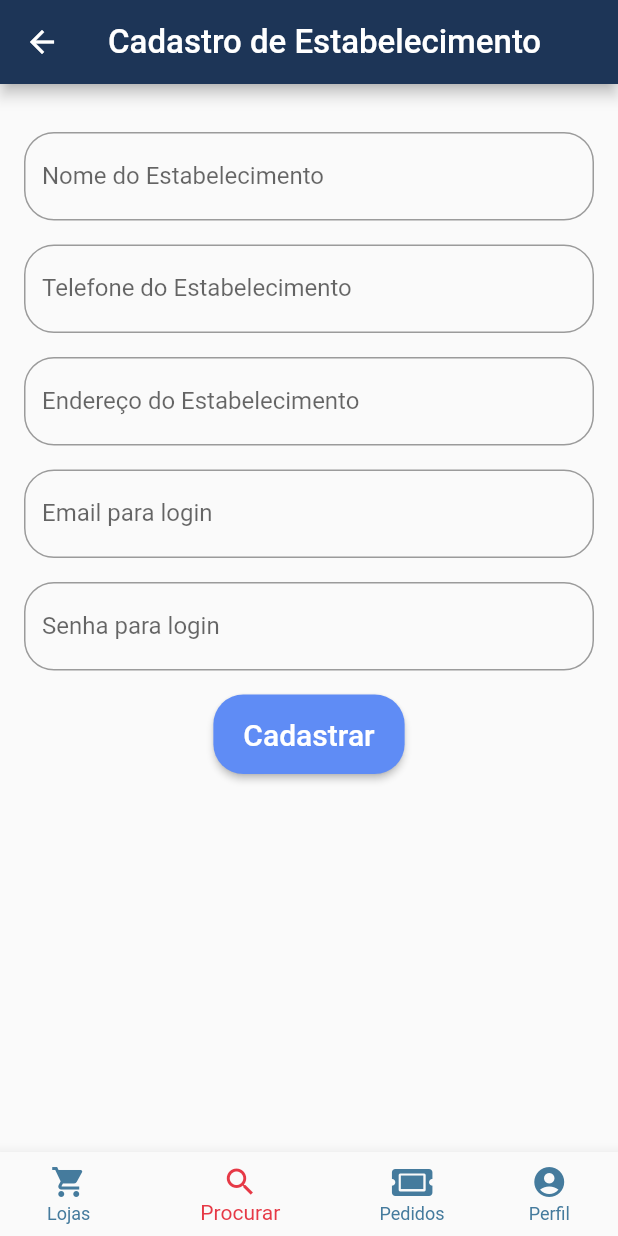
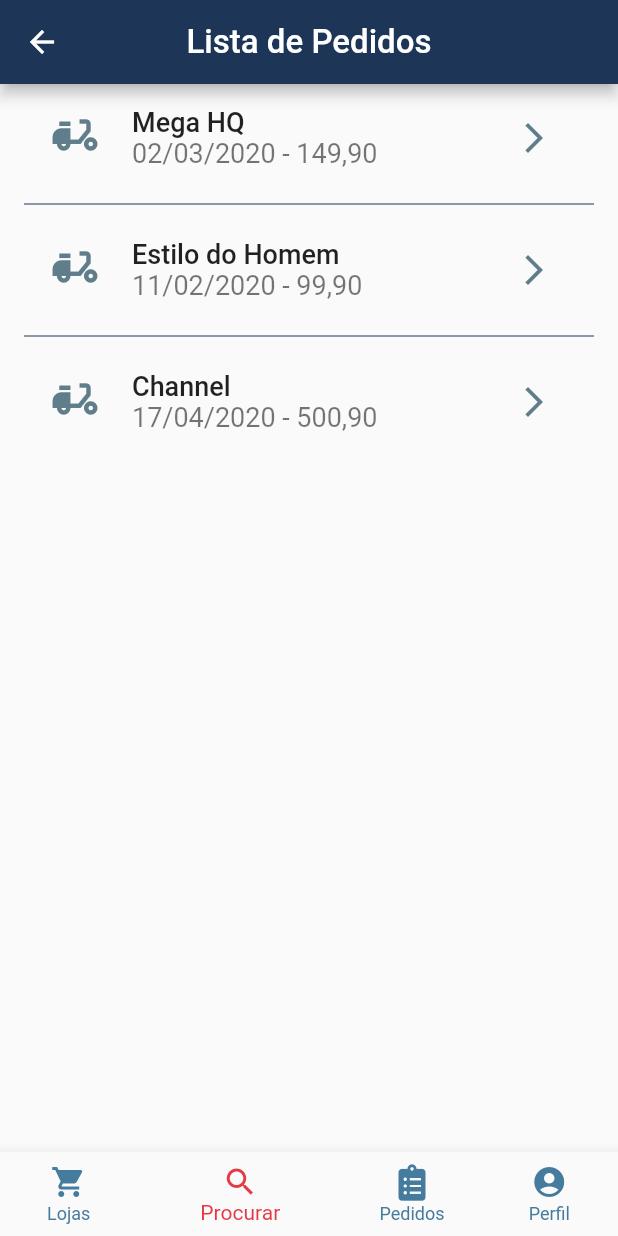
Before and after one commit to fonseca741/9794-AS, a Flutter app: the ViewHome screen opened by its route, item 2 of the bottom bar chosen, on a phone screen of 412 x 824 dp. Run offline on Flutter 3.47's test engine with Material 2 defaults, Android fonts, the phone set to English and light mode, and no system bars; our stand-ins replace font_awesome_flutter, rflutter_alert.

Commit message:
Nova branch 'limpa'

```diff
--- /dev/null
+++ b/lib/components/tilePedidos.dart
@@ -0,0 +1,45 @@
+import 'package:flutter/material.dart';
+import 'package:font_awesome_flutter/font_awesome_flutter.dart';
+import 'package:iclothes/models/pedido.dart';
+import 'package:iclothes/routes/app_routes.dart';
+
+class TilePedido extends StatelessWidget {
+  final Pedido pedido;
+
+  static const _finalizado = ImageIcon(
+    AssetImage('lib/assets/delivered.png'),
+    size: 36,
+    color: Colors.lightGreen,
+  );
+  static const _entrega = Icon(
+    Icons.delivery_dining,
+    color: Colors.blueGrey,
+    size: 36,
+  );
+  static const _confirmado =
+      FaIcon(FontAwesomeIcons.checkCircle, color: Colors.green, size: 36);
+  static const _cancelado =
+      FaIcon(FontAwesomeIcons.timesCircle, color: Colors.red, size: 36);
+
+  const TilePedido(this.pedido);
+
+  @override
+  Widget build(BuildContext context) {
+    return ListTile(
+      leading: _entrega,
+      title: Text(pedido.estabelecimentoCompra,
+          style: TextStyle(fontSize: 18, fontWeight: FontWeight.w500)),
+      subtitle: Text(pedido.dataCompra + ' - ' + pedido.valorPedido,
+          style: TextStyle(fontSize: 18)),
+      trailing: IconButton(
+        icon: Icon(
+          Icons.arrow_forward_ios,
+          color: Colors.blueGrey,
+        ),
+        onPressed: () => {},
+        //Juntar com a parte do Pedro
+        //onPressed: () => {Navigator.of(context).pushNamed(AppRoutes.PEDIDOS, arguments: pedido)},
+      ),
+    );
+  }
+}
--- a/lib/data/dummy_estabelecimentos.dart
+++ b/lib/data/dummy_estabelecimentos.dart
@@ -4,29 +4,50 @@ const ESTABELECIMENTOS = {
   '1': const Estabelecimento(
       id: '1',
       nome: 'Brechó da Silvia',
+      descricao: 'Aqui você encontra camisetas e camisas a preço de custo!',
+      urlFoto: '',
       telefone: '44998765432',
       endereco: 'Rua da Avenida do Bairro',
       email: 'brecho_silvia@123mai.com',
-      senha: '123'),
+      senha: '123',
+      cnpj: '72.054.947/0001-96',
+      categorias: ['Roupa', 'Social'],
+      regraEstabelecimento: 'Diferente do Zé, eu devolvo tudo certinho, viu?!'),
   '2': const Estabelecimento(
       id: '2',
       nome: 'Brechó do Zé',
+      descricao: 'Meu brechó é melhor que o da Silvia',
+      urlFoto: '',
       telefone: '44923456789',
       endereco: 'Avenida da Rua do Bairro',
       email: 'brecho_ze@123mai.com',
-      senha: '321'),
+      senha: '321',
+      cnpj: '69.183.913/0001-97',
+      categorias: ['Roupa', 'Sapato'],
+      regraEstabelecimento:
+          'Posso demorar pra dar a grana, mas a Silvia nem isso faz..'),
   '3': const Estabelecimento(
       id: '3',
       nome: 'Le Modas',
+      descricao: 'Aqui é só moda da internet',
+      urlFoto: '',
       telefone: '44955553333',
       endereco: 'Avenida Brasil 3213',
       email: 'le_modas@123mai.com',
-      senha: '123'),
+      senha: '123',
+      cnpj: '20.601.713/0001-18',
+      categorias: ['Sapato', 'Roupa', 'Social'],
+      regraEstabelecimento: 'Devolvo só recebendo o produto antes!'),
   '4': const Estabelecimento(
       id: '4',
       nome: 'Le Modas Esportivo',
+      descricao: 'Aqui era pra ser esportivo mas tem bolsa',
+      urlFoto: '',
       telefone: '44933335555',
       endereco: 'Avenida Colombo 3213',
       email: 'le_modas_esportivo@123mai.com',
-      senha: '123'),
+      senha: '123',
+      cnpj: '85.308.203/0001-00',
+      categorias: ['Acessório', 'Bolsa'],
+      regraEstabelecimento: 'Devolver produto? Que isso???'),
 };
--- /dev/null
+++ b/lib/data/dummy_pedidos.dart
@@ -0,0 +1,34 @@
+import 'package:iclothes/models/pedido.dart';
+
+const PEDIDOS = {
+  '1': const Pedido(
+    id: '1',
+    nomeUsuario: 'Roberto de Assis',
+    produtoCompra: ['Camisa do Homem Aranha', 'Fronha do Batman'],
+    estabelecimentoCompra: 'Mega HQ',
+    valorPedido: '149,90',
+    formaEntrega: 'Entrega na Residencia',
+    formaPagamento: 'Pagamento Online',
+    dataCompra: '02/03/2020',
+  ),
+  '2': const Pedido(
+    id: '2',
+    nomeUsuario: 'Gustavo da Silva',
+    produtoCompra: ['Shorts Stylish', 'Meia Três Quartos'],
+    estabelecimentoCompra: 'Estilo do Homem',
+    valorPedido: '99,90',
+    formaEntrega: 'Entrega na Residencia',
+    formaPagamento: 'Pagamento na Entrega',
+    dataCompra: '11/02/2020',
+  ),
+  '3': const Pedido(
+    id: '3',
+    nomeUsuario: 'Amanda Rodrigues',
+    produtoCompra: ['Vestido longo', 'Blusinha Florida', 'Shorts barra alta'],
+    estabelecimentoCompra: 'Channel',
+    valorPedido: '500,90',
+    formaEntrega: 'Entrega na Residencia',
+    formaPagamento: 'Pagamento Online',
+    dataCompra: '17/04/2020',
+  ),
+};
--- a/lib/main.dart
+++ b/lib/main.dart
@@ -1,4 +1,5 @@
 import 'package:flutter/material.dart';
+import 'package:iclothes/provider/providerPedidos.dart';
 import 'package:iclothes/routes/app_routes.dart';
 import 'package:iclothes/views/cadastroEstabelecimentos.dart';
 import 'package:iclothes/views/listaEstabelecimentos.dart';
@@ -24,6 +25,9 @@ class _MyAppState extends State<MyApp> {
       providers: [
         ChangeNotifierProvider(
           create: (context) => ProviderEstabelecimentos(),
+        ),
+        ChangeNotifierProvider(
+          create: (context) => ProviderPedidos(),
         )
       ],
       child: MaterialApp(
@@ -35,7 +39,7 @@ class _MyAppState extends State<MyApp> {
         routes: {
           AppRoutes.LOGIN: (_) => ViewLogin(),
           AppRoutes.HOME: (_) => ViewHome(),
-          AppRoutes.LIST_ESTABELECIMENTOS: (_) => ViewListEstabelecimento(),
+          AppRoutes.LIST_ESTABELECIMENTOS: (_) => ViewListaEstabelecimento(),
           AppRoutes.CADASTRO_ESTABELECIMENTO: (_) =>
               ViewCadastroEstabelecimento()
         },
--- a/lib/models/Estabelecimento.dart
+++ b/lib/models/Estabelecimento.dart
@@ -3,17 +3,27 @@ import 'package:flutter/material.dart';
 class Estabelecimento {
   final String id;
   final String nome;
+  final String descricao;
+  final String urlFoto;
   final String telefone;
   final String endereco;
   final String email;
   final String senha;
+  final String cnpj;
+  final List<String> categorias;
+  final String regraEstabelecimento;
 
   const Estabelecimento({
     this.id,
     @required this.nome,
+    @required this.descricao,
+    @required this.urlFoto,
     @required this.telefone,
     @required this.endereco,
     @required this.email,
     @required this.senha,
+    @required this.cnpj,
+    @required this.categorias,
+    @required this.regraEstabelecimento,
   });
 }
--- /dev/null
+++ b/lib/models/pedido.dart
@@ -0,0 +1,23 @@
+import 'package:flutter/material.dart';
+
+class Pedido {
+  final String id;
+  final String nomeUsuario;
+  final List<String> produtoCompra;
+  final String estabelecimentoCompra;
+  final String valorPedido;
+  final String formaEntrega;
+  final String formaPagamento;
+  final String dataCompra;
+
+  const Pedido({
+    this.id,
+    @required this.nomeUsuario,
+    @required this.produtoCompra,
+    @required this.estabelecimentoCompra,
+    @required this.valorPedido,
+    @required this.formaEntrega,
+    @required this.formaPagamento,
+    @required this.dataCompra,
+  });
+}
--- a/lib/provider/providerEstabelecimentos.dart
+++ b/lib/provider/providerEstabelecimentos.dart
@@ -33,12 +33,17 @@ class ProviderEstabelecimentos with ChangeNotifier {
       _items.putIfAbsent(
         id,
         () => Estabelecimento(
-            id: id,
-            nome: estab.nome,
-            telefone: estab.telefone,
-            endereco: estab.endereco,
-            email: estab.email,
-            senha: estab.senha),
+          id: id,
+          nome: estab.nome,
+          descricao: estab.descricao,
+          urlFoto: estab.urlFoto,
+          telefone: estab.telefone,
+          endereco: estab.endereco,
+          email: estab.email,
+          senha: estab.senha,
+          cnpj: estab.cnpj,
+          categorias: estab.categorias,
+        ),
       );
     }
     notifyListeners();
--- /dev/null
+++ b/lib/provider/providerPedidos.dart
@@ -0,0 +1,19 @@
+import 'package:flutter/cupertino.dart';
+import 'package:flutter/material.dart';
+import 'package:iclothes/data/dummy_pedidos.dart';
+import 'package:iclothes/models/pedido.dart';
+
+class ProviderPedidos with ChangeNotifier {
+  Map<String, Pedido> _items = {...PEDIDOS};
+  List<Pedido> get all {
+    return [..._items.values];
+  }
+
+  Pedido byIndex(int i) {
+    return _items.values.elementAt(i);
+  }
+
+  int get count {
+    return _items.length;
+  }
+}
--- a/lib/views/Home.dart
+++ b/lib/views/Home.dart
@@ -2,6 +2,7 @@ import 'package:flutter/material.dart';
 import 'package:font_awesome_flutter/font_awesome_flutter.dart';
 import 'package:iclothes/views/cadastroEstabelecimentos.dart';
 import 'package:iclothes/views/listaEstabelecimentos.dart';
+import 'package:iclothes/views/listaPedidos.dart';
 
 class ViewHome extends StatefulWidget {
   @override
@@ -12,8 +13,8 @@ class _ViewHomeState extends State<ViewHome> {
   int _currentIndex = 0;
 
   final List<Widget> _children = [
-    ViewListEstabelecimento(),
-    ViewCadastroEstabelecimento()
+    ViewListaEstabelecimento(),
+    ViewListaPedidos()
   ];
 
   @override
@@ -35,7 +36,7 @@ class _ViewHomeState extends State<ViewHome> {
             label: 'Procurar',
           ),
           BottomNavigationBarItem(
-            icon: FaIcon(FontAwesomeIcons.ticketAlt),
+            icon: FaIcon(FontAwesomeIcons.clipboardList),
             label: 'Pedidos',
           ),
           BottomNavigationBarItem(
--- a/lib/views/listaEstabelecimentos.dart
+++ b/lib/views/listaEstabelecimentos.dart
@@ -4,13 +4,13 @@ import 'package:iclothes/components/tileEstabelecimento.dart';
 import 'package:iclothes/provider/providerEstabelecimentos.dart';
 import 'package:provider/provider.dart';
 
-class ViewListEstabelecimento extends StatefulWidget {
+class ViewListaEstabelecimento extends StatefulWidget {
   @override
-  _ViewListEstabelecimentoState createState() =>
-      _ViewListEstabelecimentoState();
+  _ViewListaEstabelecimentoState createState() =>
+      _ViewListaEstabelecimentoState();
 }
 
-class _ViewListEstabelecimentoState extends State<ViewListEstabelecimento> {
+class _ViewListaEstabelecimentoState extends State<ViewListaEstabelecimento> {
   @override
   Widget build(BuildContext context) {
     final ProviderEstabelecimentos estabelecimentos = Provider.of(context);
@@ -37,7 +37,11 @@ class _ViewListEstabelecimentoState extends State<ViewListEstabelecimento> {
           )
         ],
       ),
-      body: ListView.builder(
+      body: ListView.separated(
+          padding: EdgeInsets.only(left: 16, right: 16),
+          separatorBuilder: (context, index) => Divider(
+                color: Color(0xff1d3557),
+              ),
           itemCount: estabelecimentos.count,
           itemBuilder: (ctx, i) =>
               TileEstabelecimento(estabelecimentos.byIndex(i))),
--- /dev/null
+++ b/lib/views/listaPedidos.dart
@@ -0,0 +1,39 @@
+import 'package:flutter/material.dart';
+import 'package:iclothes/components/tilePedidos.dart';
+import 'package:iclothes/provider/providerPedidos.dart';
+import 'package:provider/provider.dart';
+
+class ViewListaPedidos extends StatefulWidget {
+  @override
+  _ViewListaPedidosState createState() => _ViewListaPedidosState();
+}
+
+class _ViewListaPedidosState extends State<ViewListaPedidos> {
+  @override
+  Widget build(BuildContext context) {
+    final ProviderPedidos pedidos = Provider.of(context);
+    return Scaffold(
+      appBar: AppBar(
+        title: Text(
+          'Lista de Pedidos',
+          style: TextStyle(
+            color: Colors.white,
+            fontSize: 22,
+          ),
+        ),
+        centerTitle: true,
+      ),
+      body: ListView.separated(
+          padding: EdgeInsets.only(left: 16, right: 16),
+          separatorBuilder: (context, index) => Divider(
+                color: Color(0xff1d3557),
+              ),
+          itemCount: pedidos.count,
+          itemBuilder: (ctx, i) {
+            return TilePedido(
+              pedidos.byIndex(i),
+            );
+          }),
+    );
+  }
+}
--- a/pubspec.yaml
+++ b/pubspec.yaml
@@ -45,6 +45,7 @@ flutter:
   uses-material-design: true
   assets:
     - lib/assets/foto_login.jpeg
+    - lib/assets/delivered.png
   # The following line ensures that the Material Icons font is
   # included with your application, so that you can use the icons in
   # the material Icons class.
```
Also changed, not shown: lib/assets/delivered.png (added), 6 other files.
